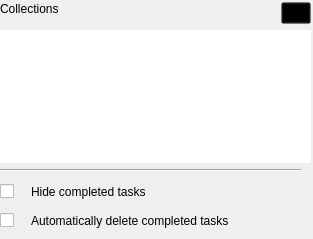
The window that tasks/src/config.ui (KDE/akonadi-google-applets) describes before a commit, drawn with Qt 5.
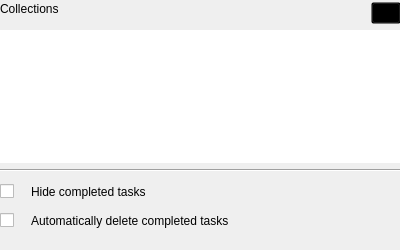
The same window after the commit.

Commit message: Unification size of configurations dialogs

```diff
--- a/tasks/src/config.ui
+++ b/tasks/src/config.ui
@@ -6,14 +6,14 @@
    <rect>
     <x>0</x>
     <y>0</y>
-    <width>313</width>
-    <height>239</height>
+    <width>400</width>
+    <height>250</height>
    </rect>
   </property>
   <property name="minimumSize">
    <size>
-    <width>313</width>
-    <height>239</height>
+    <width>400</width>
+    <height>250</height>
    </size>
   </property>
   <property name="windowTitle">
@@ -24,7 +24,7 @@
     <rect>
      <x>0</x>
      <y>150</y>
-     <width>301</width>
+     <width>401</width>
      <height>41</height>
     </rect>
    </property>
@@ -32,12 +32,12 @@
     <enum>Qt::Horizontal</enum>
    </property>
   </widget>
-  <widget class="QWidget" name="layoutWidget">
+  <widget class="QWidget" name="layoutWidget1">
    <property name="geometry">
     <rect>
      <x>0</x>
      <y>2</y>
-     <width>311</width>
+     <width>401</width>
      <height>161</height>
     </rect>
    </property>
@@ -102,12 +102,12 @@
     </item>
    </layout>
   </widget>
-  <widget class="QWidget" name="">
+  <widget class="QWidget" name="layoutWidget">
    <property name="geometry">
     <rect>
      <x>0</x>
      <y>180</y>
-     <width>311</width>
+     <width>401</width>
      <height>52</height>
     </rect>
    </property>
```
The commit also changes 5 other files.
